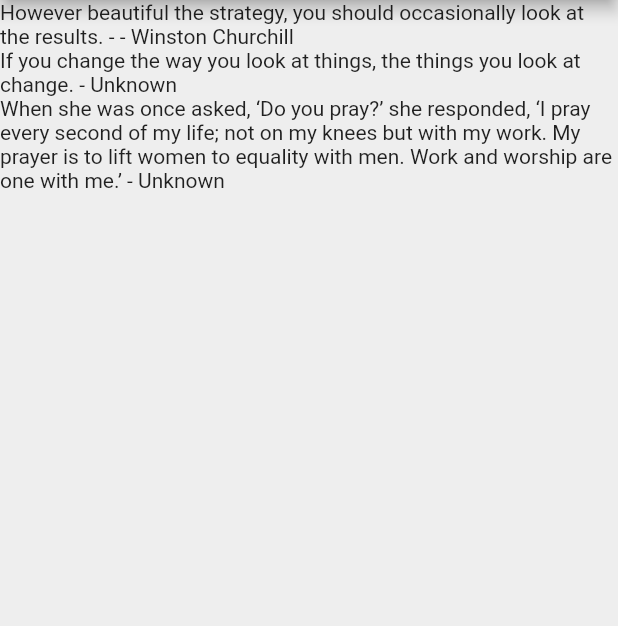
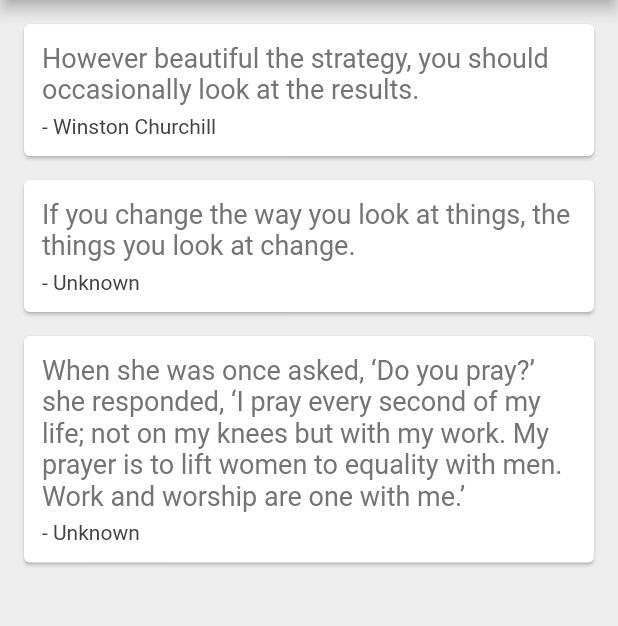
Before and after one commit to Ttiki/flutter_playground, a Flutter app: the screen it shows after launch, on a phone screen of 412 x 824 dp, the part 84-710 px from its top. Run offline on Flutter 3.47's test engine with Material 2 defaults, Android fonts, the phone set to English and light mode, and no system bars.

Commit message:
Introduction to cards and creating functions to make easy template to display our data.

```diff
--- a/lib/main.dart
+++ b/lib/main.dart
@@ -15,11 +15,41 @@ class QuoteList extends StatefulWidget {
 class _QuoteListState extends State<QuoteList> {
 
   List<Quote> quotes = [
-  Quote("However beautiful the strategy, you should occasionally look at the results.", "- Winston Churchill"),
+  Quote("However beautiful the strategy, you should occasionally look at the results.", "Winston Churchill"),
   Quote("If you change the way you look at things, the things you look at change.", "Unknown"),
   Quote("When she was once asked, ‘Do you pray?’ she responded, ‘I pray every second of my life; not on my knees but with my work. My prayer is to lift women to equality with men. Work and worship are one with me.’",
   "Unknown")
   ];
+
+  //We create a new function which will generate a card to display the data we need in a fancy way
+  Widget quoteTemplate(quote){
+    return Card(
+      margin: EdgeInsets.fromLTRB(16, 16, 16, 0),
+      child: Padding(
+        padding: const EdgeInsets.all(12.0),
+        child: Column(
+          crossAxisAlignment: CrossAxisAlignment.stretch,
+          children: [
+            Text(
+              quote.txt, //As we use it directly (the attribut) we don't need to do the {$...}
+              style: TextStyle(
+                fontSize: 18,
+                color: Colors.grey[600],
+              ),
+            ),
+            SizedBox(height: 6),
+            Text(
+             '- ${quote.author}', //I've chose to add a - before the author, so here I need to use the ${...} thingy.
+             style: TextStyle(
+               fontSize: 14,
+               color: Colors.grey[800],
+             )
+            ),
+          ],
+        ),
+      ),
+    );
+  }
 
   @override
   Widget build(BuildContext context) {
@@ -35,7 +65,7 @@ class _QuoteListState extends State<QuoteList> {
 
         //Inline function to "map" (read) through our list above (map). Foreach quote inside our quots list, we call
         //this inline function which return a simple Text widget, which we transform to a list with the method .toList()
-        children: quotes.map((quote) => Text('${quote.txt} - ${quote.author}')).toList(),
+        children: quotes.map((quote) => quoteTemplate(quote)).toList(),
       ),
     );
   }
```
